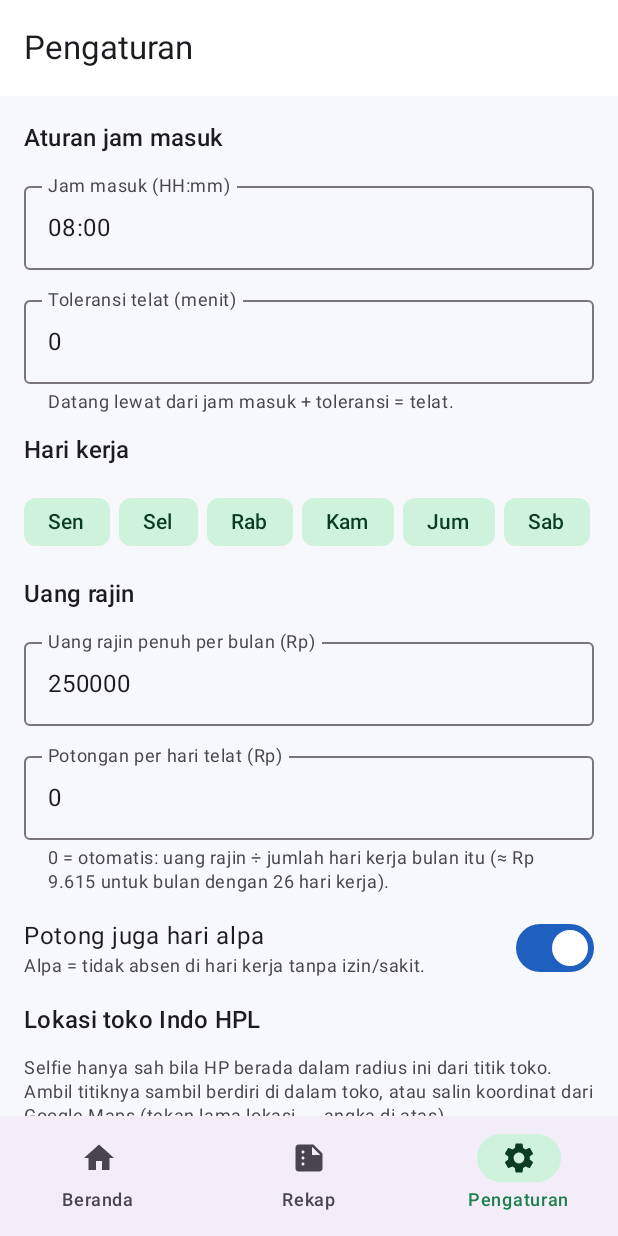
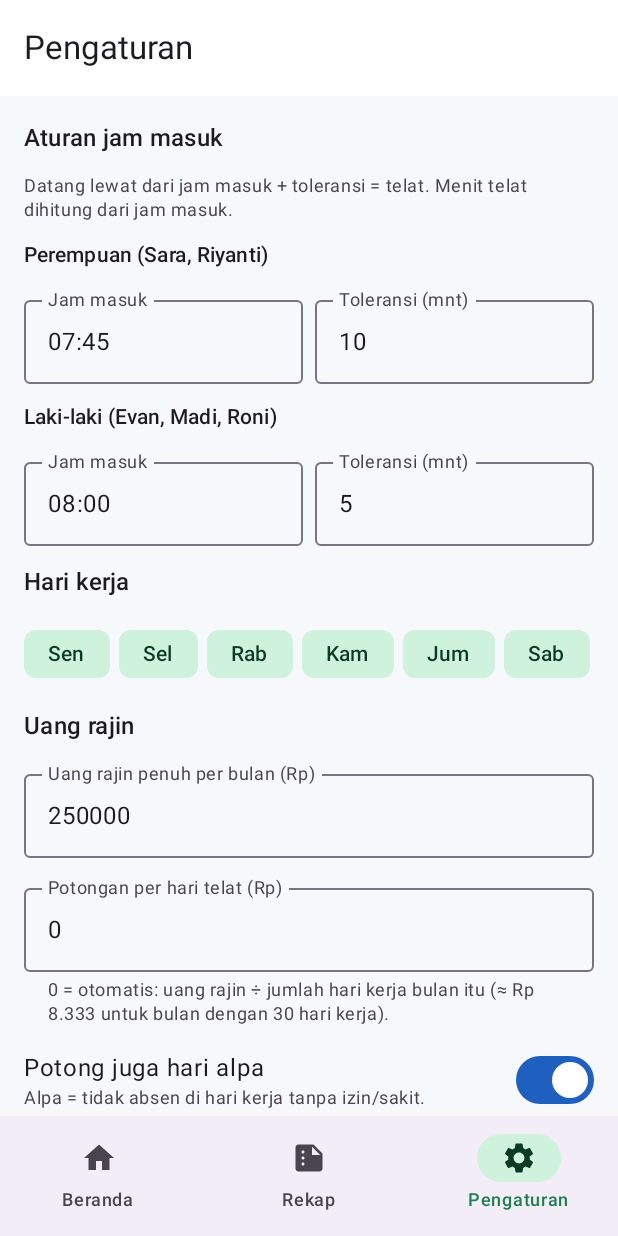
Before and after one commit to shinx2ran/Presensi-Indo-HPL, an Android app built with Jetpack Compose: the screen it shows after launch (MainActivity), item 3 of the bottom bar chosen, on a phone screen of 412 x 824 dp. Run offline under Robolectric (Android 15) with nearby library versions, the phone set to English and light mode, and no system bars; our stand-ins replace Room's generated code.

Commit message:
Jam masuk per gender (P 07:45 +10 mnt, L 08:00 +5 mnt) dan hari kerja Senin-Minggu
Co-Authored-By: Claude Fable 5.1 <noreply@anthropic.com>
Claude-Session: https://claude.ai/code/session_0136W8NcNiTfqsFjDa81ZSWV

```diff
--- a/app/src/main/java/com/indohpl/presensi/data/SettingsStore.kt
+++ b/app/src/main/java/com/indohpl/presensi/data/SettingsStore.kt
@@ -20,15 +20,15 @@ private val Context.dataStore: DataStore<Preferences> by preferencesDataStore(na
 
 /** Pengaturan aplikasi yang bisa diubah kasir dari layar Pengaturan. */
 data class AppSettings(
-    val workStart: String = "08:00",          // jam masuk (HH:mm)
-    val toleranceMinutes: Int = 0,            // toleransi menit sebelum dianggap telat
+    // Jam masuk & toleransi dibedakan per gender (P = perempuan, L = laki-laki).
+    val workStartFemale: String = "07:45",
+    val toleranceFemale: Int = 10,
+    val workStartMale: String = "08:00",
+    val toleranceMale: Int = 5,
     val monthlyBonus: Long = 250_000,         // uang rajin penuh per bulan (Rp)
     val lateDeduction: Long = 0,              // potongan per hari telat; 0 = otomatis (bonus / hari kerja)
     val deductAbsent: Boolean = true,         // potong juga jika alpa (tidak hadir tanpa izin)
-    val workDays: Set<DayOfWeek> = setOf(
-        DayOfWeek.MONDAY, DayOfWeek.TUESDAY, DayOfWeek.WEDNESDAY,
-        DayOfWeek.THURSDAY, DayOfWeek.FRIDAY, DayOfWeek.SATURDAY,
-    ),
+    val workDays: Set<DayOfWeek> = DayOfWeek.values().toSet(), // Senin–Minggu
     // --- Lokasi toko Indo HPL ---
     val storeLat: Double? = null,             // null = titik toko belum diatur
     val storeLon: Double? = null,
@@ -36,6 +36,13 @@ data class AppSettings(
     val requireLocation: Boolean = true,      // true = absen ditolak jika di luar radius / GPS tidak ada
 ) {
     val hasStoreLocation: Boolean get() = storeLat != null && storeLon != null
+
+    fun workStartFor(gender: String): String = if (gender == "P") workStartFemale else workStartMale
+    fun toleranceFor(gender: String): Int = if (gender == "P") toleranceFemale else toleranceMale
+
+    /** Ringkasan aturan untuk ditampilkan / diekspor. */
+    fun rulesText(): String =
+        "Perempuan $workStartFemale (toleransi $toleranceFemale mnt) · Laki-laki $workStartMale (toleransi $toleranceMale mnt)"
 
     fun bonusConfig() = BonusConfig(
         monthlyBonus = monthlyBonus,
@@ -46,8 +53,10 @@ data class AppSettings(
 
 class SettingsStore(private val context: Context) {
     private object Keys {
-        val WORK_START = stringPreferencesKey("work_start")
-        val TOLERANCE = intPreferencesKey("tolerance_minutes")
+        val WORK_START_F = stringPreferencesKey("work_start_f")
+        val TOLERANCE_F = intPreferencesKey("tolerance_f")
+        val WORK_START_M = stringPreferencesKey("work_start_m")
+        val TOLERANCE_M = intPreferencesKey("tolerance_m")
         val BONUS = longPreferencesKey("monthly_bonus")
         val LATE_DEDUCTION = longPreferencesKey("late_deduction")
         val DEDUCT_ABSENT = booleanPreferencesKey("deduct_absent")
@@ -64,8 +73,10 @@ class SettingsStore(private val context: Context) {
 
     suspend fun save(s: AppSettings) {
         context.dataStore.edit { p ->
-            p[Keys.WORK_START] = s.workStart
-            p[Keys.TOLERANCE] = s.toleranceMinutes
+            p[Keys.WORK_START_F] = s.workStartFemale
+            p[Keys.TOLERANCE_F] = s.toleranceFemale
+            p[Keys.WORK_START_M] = s.workStartMale
+            p[Keys.TOLERANCE_M] = s.toleranceMale
             p[Keys.BONUS] = s.monthlyBonus
             p[Keys.LATE_DEDUCTION] = s.lateDeduction
             p[Keys.DEDUCT_ABSENT] = s.deductAbsent
@@ -91,8 +102,10 @@ class SettingsStore(private val context: Context) {
             ?.map { DayOfWeek.of(it) }
             ?.toSet()
         return AppSettings(
-            workStart = this[Keys.WORK_START] ?: d.workStart,
-            toleranceMinutes = this[Keys.TOLERANCE] ?: d.toleranceMinutes,
+            workStartFemale = this[Keys.WORK_START_F] ?: d.workStartFemale,
+            toleranceFemale = this[Keys.TOLERANCE_F] ?: d.toleranceFemale,
+            workStartMale = this[Keys.WORK_START_M] ?: d.workStartMale,
+            toleranceMale = this[Keys.TOLERANCE_M] ?: d.toleranceMale,
             monthlyBonus = this[Keys.BONUS] ?: d.monthlyBonus,
             lateDeduction = this[Keys.LATE_DEDUCTION] ?: d.lateDeduction,
             deductAbsent = this[Keys.DEDUCT_ABSENT] ?: d.deductAbsent,
--- a/app/src/main/java/com/indohpl/presensi/domain/RecapFormatter.kt
+++ b/app/src/main/java/com/indohpl/presensi/domain/RecapFormatter.kt
@@ -71,15 +71,14 @@ object RecapFormatter {
         records: List<AttendanceRecord>,
         employees: List<Employee>,
         config: BonusConfig,
-        workStart: String,
-        toleranceMinutes: Int,
+        rulesText: String,
         generatedAt: String,
     ): String {
         val names = employees.associate { it.id to it.name }
         val sb = StringBuilder()
         sb.append("# Rekap Presensi ${monthLabel(ym)}\n\n")
         sb.append("Dibuat: $generatedAt\n")
-        sb.append("Jam masuk: $workStart (toleransi $toleranceMinutes menit). ")
+        sb.append("Jam masuk: $rulesText. ")
         sb.append("Uang rajin penuh: ${rupiah(config.monthlyBonus)}/bulan. ")
         val perDay = recaps.firstOrNull()?.deductionPerDay ?: 0
         sb.append("Potongan per hari telat: ${rupiah(perDay)}")
--- a/app/src/main/java/com/indohpl/presensi/ui/home/HomeScreen.kt
+++ b/app/src/main/java/com/indohpl/presensi/ui/home/HomeScreen.kt
@@ -118,8 +118,7 @@ fun HomeScreen(
         ) {
             item {
                 InfoBanner(
-                    workStart = settings.workStart,
-                    tolerance = settings.toleranceMinutes,
+                    rules = "P ${settings.workStartFemale} (+${settings.toleranceFemale} mnt) · L ${settings.workStartMale} (+${settings.toleranceMale} mnt)",
                     isWorkDay = isWorkDay,
                     holidayName = holiday?.name,
                     done = todayRecords.count { it.status == Status.TEPAT || it.status == Status.TELAT },
@@ -195,8 +194,7 @@ fun HomeScreen(
 
 @Composable
 private fun InfoBanner(
-    workStart: String,
-    tolerance: Int,
+    rules: String,
     isWorkDay: Boolean,
     holidayName: String?,
     done: Int,
@@ -204,11 +202,8 @@ private fun InfoBanner(
 ) {
     Card(colors = CardDefaults.cardColors(containerColor = MaterialTheme.colorScheme.primaryContainer)) {
         Column(Modifier.padding(16.dp)) {
-            Text(
-                "Jam masuk $workStart" + if (tolerance > 0) " (toleransi $tolerance menit)" else "",
-                style = MaterialTheme.typography.titleMedium,
-                fontWeight = FontWeight.SemiBold,
-            )
+            Text("Jam masuk", style = MaterialTheme.typography.titleMedium, fontWeight = FontWeight.SemiBold)
+            Text(rules, style = MaterialTheme.typography.bodyMedium, fontWeight = FontWeight.SemiBold)
             Spacer(Modifier.height(4.dp))
             Text(
                 when {
--- a/app/src/main/java/com/indohpl/presensi/ui/recap/RecapScreen.kt
+++ b/app/src/main/java/com/indohpl/presensi/ui/recap/RecapScreen.kt
@@ -98,8 +98,7 @@ fun RecapScreen(repository: Repository, onMessage: (String) -> Unit) {
         records = records,
         employees = employees,
         config = settings.bonusConfig(),
-        workStart = settings.workStart,
-        toleranceMinutes = settings.toleranceMinutes,
+        rulesText = settings.rulesText(),
         generatedAt = LocalDateTime.now().format(RecapFormatter.DATE_TIME_FMT),
     )
 
--- a/app/src/main/java/com/indohpl/presensi/ui/settings/SettingsScreen.kt
+++ b/app/src/main/java/com/indohpl/presensi/ui/settings/SettingsScreen.kt
@@ -70,8 +70,10 @@ fun SettingsScreen(repository: Repository, onMessage: (String) -> Unit) {
     val saved by repository.settingsStore.settings.collectAsStateWithLifecycle(null)
     val holidays by repository.observeHolidays().collectAsStateWithLifecycle(emptyList())
 
-    var workStart by remember { mutableStateOf("") }
-    var tolerance by remember { mutableStateOf("") }
+    var workStartF by remember { mutableStateOf("") }
+    var toleranceF by remember { mutableStateOf("") }
+    var workStartM by remember { mutableStateOf("") }
+    var toleranceM by remember { mutableStateOf("") }
     var bonus by remember { mutableStateOf("") }
     var deduction by remember { mutableStateOf("") }
     var deductAbsent by remember { mutableStateOf(true) }
@@ -105,8 +107,10 @@ fun SettingsScreen(repository: Repository, onMessage: (String) -> Unit) {
     LaunchedEffect(saved) {
         val s = saved ?: return@LaunchedEffect
         if (!loaded) {
-            workStart = s.workStart
-            tolerance = s.toleranceMinutes.toString()
+            workStartF = s.workStartFemale
+            toleranceF = s.toleranceFemale.toString()
+            workStartM = s.workStartMale
+            toleranceM = s.toleranceMale.toString()
             bonus = s.monthlyBonus.toString()
             deduction = s.lateDeduction.toString()
             deductAbsent = s.deductAbsent
@@ -122,13 +126,14 @@ fun SettingsScreen(repository: Repository, onMessage: (String) -> Unit) {
     var newHolidayName by remember { mutableStateOf("") }
 
     fun save() {
-        if (LateRule.parseWorkStart(workStart) == null) {
-            onMessage("Jam masuk harus format HH:mm, contoh 08:00"); return
+        if (LateRule.parseWorkStart(workStartF) == null || LateRule.parseWorkStart(workStartM) == null) {
+            onMessage("Jam masuk harus format HH:mm, contoh 07:45"); return
         }
-        val tol = tolerance.trim().toIntOrNull()
+        val tolF = toleranceF.trim().toIntOrNull()
+        val tolM = toleranceM.trim().toIntOrNull()
         val bon = bonus.trim().toLongOrNull()
         val ded = deduction.trim().toLongOrNull()
-        if (tol == null || tol < 0) { onMessage("Toleransi harus angka ≥ 0"); return }
+        if (tolF == null || tolF < 0 || tolM == null || tolM < 0) { onMessage("Toleransi harus angka ≥ 0"); return }
         if (bon == null || bon < 0) { onMessage("Uang rajin harus angka ≥ 0"); return }
         if (ded == null || ded < 0) { onMessage("Potongan harus angka ≥ 0 (0 = otomatis)"); return }
         if (workDays.isEmpty()) { onMessage("Pilih minimal satu hari kerja"); return }
@@ -139,8 +144,10 @@ fun SettingsScreen(repository: Repository, onMessage: (String) -> Unit) {
         scope.launch {
             repository.settingsStore.save(
                 AppSettings(
-                    workStart = workStart.trim(),
-                    toleranceMinutes = tol,
+                    workStartFemale = workStartF.trim(),
+                    toleranceFemale = tolF,
+                    workStartMale = workStartM.trim(),
+                    toleranceMale = tolM,
                     monthlyBonus = bon,
                     lateDeduction = ded,
                     deductAbsent = deductAbsent,
@@ -161,16 +168,36 @@ fun SettingsScreen(repository: Repository, onMessage: (String) -> Unit) {
             verticalArrangement = Arrangement.spacedBy(12.dp),
         ) {
             Text("Aturan jam masuk", style = MaterialTheme.typography.titleMedium, fontWeight = FontWeight.SemiBold)
-            OutlinedTextField(
-                value = workStart, onValueChange = { workStart = it },
-                label = { Text("Jam masuk (HH:mm)") }, singleLine = true, modifier = Modifier.fillMaxWidth(),
+            Text(
+                "Datang lewat dari jam masuk + toleransi = telat. Menit telat dihitung dari jam masuk.",
+                style = MaterialTheme.typography.bodySmall, color = MaterialTheme.colorScheme.onSurfaceVariant,
             )
-            OutlinedTextField(
-                value = tolerance, onValueChange = { tolerance = it.filter(Char::isDigit) },
-                label = { Text("Toleransi telat (menit)") }, singleLine = true, modifier = Modifier.fillMaxWidth(),
-                keyboardOptions = KeyboardOptions(keyboardType = KeyboardType.Number),
-                supportingText = { Text("Datang lewat dari jam masuk + toleransi = telat.") },
-            )
+            Text("Perempuan (Sara, Riyanti)", style = MaterialTheme.typography.labelLarge)
+            Row(horizontalArrangement = Arrangement.spacedBy(8.dp)) {
+                OutlinedTextField(
+                    value = workStartF, onValueChange = { workStartF = it },
+                    label = { Text("Jam masuk") }, singleLine = true, modifier = Modifier.weight(1f),
+                    placeholder = { Text("07:45") },
+                )
+                OutlinedTextField(
+                    value = toleranceF, onValueChange = { toleranceF = it.filter(Char::isDigit) },
+                    label = { Text("Toleransi (mnt)") }, singleLine = true, modifier = Modifier.weight(1f),
+                    keyboardOptions = KeyboardOptions(keyboardType = KeyboardType.Number),
+                )
+            }
+            Text("Laki-laki (Evan, Madi, Roni)", style = MaterialTheme.typography.labelLarge)
+            Row(horizontalArrangement = Arrangement.spacedBy(8.dp)) {
+                OutlinedTextField(
+                    value = workStartM, onValueChange = { workStartM = it },
+                    label = { Text("Jam masuk") }, singleLine = true, modifier = Modifier.weight(1f),
+                    placeholder = { Text("08:00") },
+                )
+                OutlinedTextField(
+                    value = toleranceM, onValueChange = { toleranceM = it.filter(Char::isDigit) },
+                    label = { Text("Toleransi (mnt)") }, singleLine = true, modifier = Modifier.weight(1f),
+                    keyboardOptions = KeyboardOptions(keyboardType = KeyboardType.Number),
+                )
+            }
 
             Text("Hari kerja", style = MaterialTheme.typography.titleMedium, fontWeight = FontWeight.SemiBold)
             Row(horizontalArrangement = Arrangement.spacedBy(6.dp), modifier = Modifier.fillMaxWidth().horizontalScroll(rememberScrollState())) {
```
Also changed, not shown: app/src/main/java/com/indohpl/presensi/data/Repository.kt (+7 -1 lines), 2 other files.
